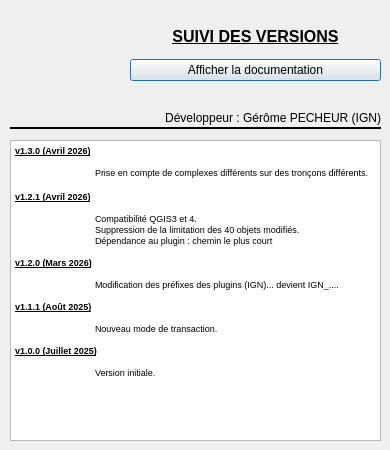
Before: the Qt Designer form aproposde.ui in IGNF/assistant-complexe-qgis-plugin, drawn with Qt 5.
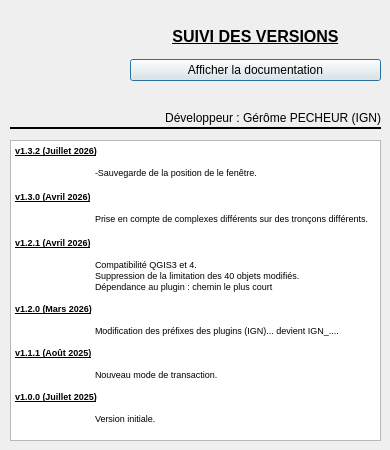
After: the same form once the commit is applied. Icons and pictures are not drawn.

Commit message: sauvegarde position fenêtre   (Fixes: #14)

```diff
--- a/aproposde.ui
+++ b/aproposde.ui
@@ -100,6 +100,10 @@
 &lt;html&gt;&lt;head&gt;&lt;meta name=&quot;qrichtext&quot; content=&quot;1&quot; /&gt;&lt;style type=&quot;text/css&quot;&gt;
 p, li { white-space: pre-wrap; }
 &lt;/style&gt;&lt;/head&gt;&lt;body style=&quot; font-family:'MS Shell Dlg 2'; font-size:8.25pt; font-weight:400; font-style:normal;&quot;&gt;
+&lt;p style=&quot; margin-top:0px; margin-bottom:0px; margin-left:0px; margin-right:0px; -qt-block-indent:0; text-indent:0px;&quot;&gt;&lt;span style=&quot; font-size:7pt; font-weight:600; text-decoration: underline;&quot;&gt;v1.3.2 (Juillet 2026)&lt;/span&gt;&lt;/p&gt;
+&lt;p style=&quot; margin-top:0px; margin-bottom:0px; margin-left:0px; margin-right:0px; -qt-block-indent:0; text-indent:0px;&quot;&gt;&lt;span style=&quot; font-size:7pt;&quot;&gt;	&lt;/span&gt;&lt;/p&gt;
+&lt;p style=&quot; margin-top:0px; margin-bottom:0px; margin-left:0px; margin-right:0px; -qt-block-indent:0; text-indent:0px;&quot;&gt;&lt;span style=&quot; font-size:7pt;&quot;&gt;	-Sauvegarde de la position de le fenêtre.&lt;/span&gt;&lt;/p&gt;
+&lt;p style=&quot;-qt-paragraph-type:empty; margin-top:0px; margin-bottom:0px; margin-left:0px; margin-right:0px; -qt-block-indent:0; text-indent:0px; font-size:8pt;&quot;&gt;&lt;br /&gt;&lt;/p&gt;
 &lt;p style=&quot; margin-top:0px; margin-bottom:0px; margin-left:0px; margin-right:0px; -qt-block-indent:0; text-indent:0px;&quot;&gt;&lt;span style=&quot; font-size:7pt; font-weight:600; text-decoration: underline;&quot;&gt;v1.3.0 (Avril 2026)&lt;/span&gt;&lt;/p&gt;
 &lt;p style=&quot; margin-top:0px; margin-bottom:0px; margin-left:0px; margin-right:0px; -qt-block-indent:0; text-indent:0px;&quot;&gt;&lt;span style=&quot; font-size:7pt;&quot;&gt;	&lt;/span&gt;&lt;/p&gt;
 &lt;p style=&quot; margin-top:0px; margin-bottom:0px; margin-left:0px; margin-right:0px; -qt-block-indent:0; text-indent:0px;&quot;&gt;&lt;span style=&quot; font-size:7pt;&quot;&gt;	Prise en compte de complexes différents sur des tronçons différents.&lt;/span&gt;&lt;/p&gt;
```
The commit also changes 5 other files.
